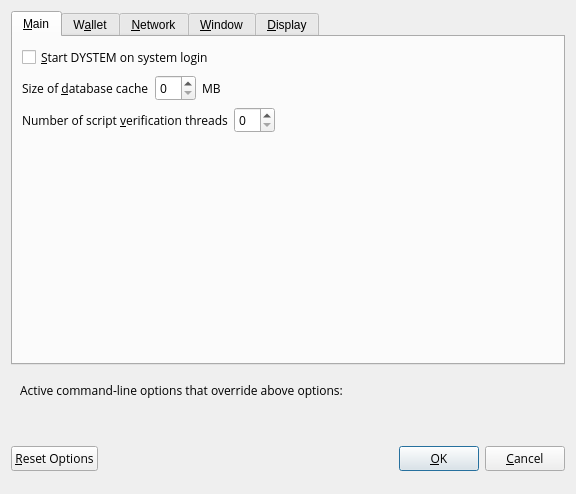
Qt form src/qt/forms/optionsdialog.ui (camenlx/dystem-core) before a commit.
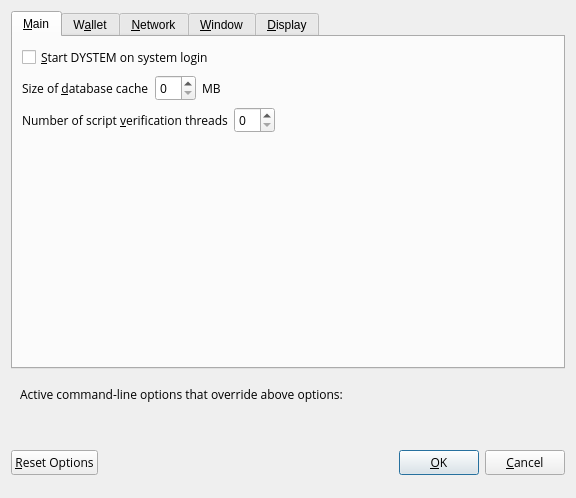
The same form after that commit. The open tabs and pages were chosen to show the change. Custom widgets are drawn as their Qt base class.

Diff of the .ui file:
```diff
--- a/src/qt/forms/optionsdialog.ui
+++ b/src/qt/forms/optionsdialog.ui
@@ -7,7 +7,7 @@
     <x>0</x>
     <y>0</y>
     <width>576</width>
-    <height>494</height>
+    <height>498</height>
    </rect>
   </property>
   <property name="windowTitle">
```
Left out of the diff: 2 changed lines with no effect on the pictures.
